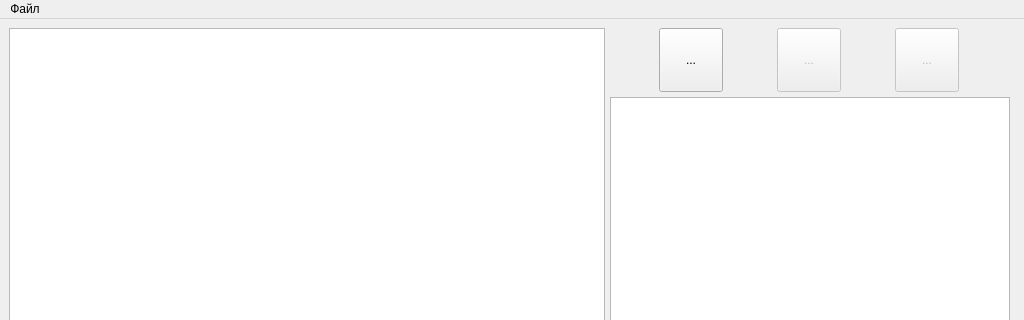
Old version of the form software/app/views/main_window.ui in the repository Derzhavin/chess; both pictures show x 0 to 1024 and y 0 to 320 of the 1024 by 768 pixel window.
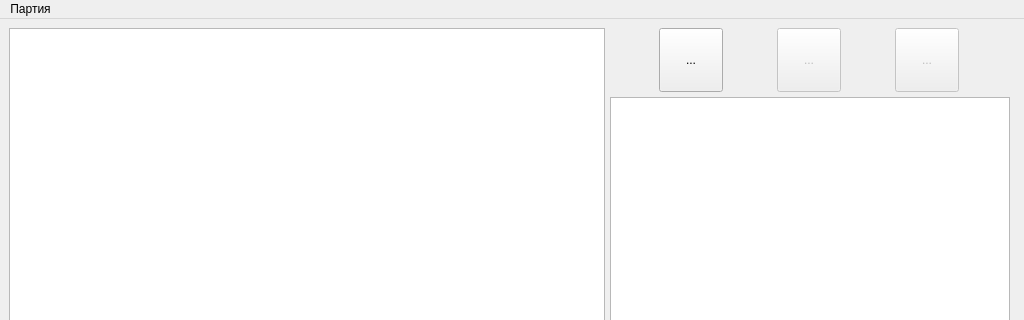
New version of the form. Icons and pictures are not drawn. Custom widgets are drawn as their Qt base class.

The edit to the form file:
```diff
--- a/software/app/views/main_window.ui
+++ b/software/app/views/main_window.ui
@@ -177,7 +177,7 @@
    </property>
    <widget class="QMenu" name="menu_file">
     <property name="title">
-     <string>Файл</string>
+     <string>Партия</string>
     </property>
     <addaction name="import_game_action"/>
    </widget>
```
Left out of the diff: 8 changed lines with no effect on the pictures.
